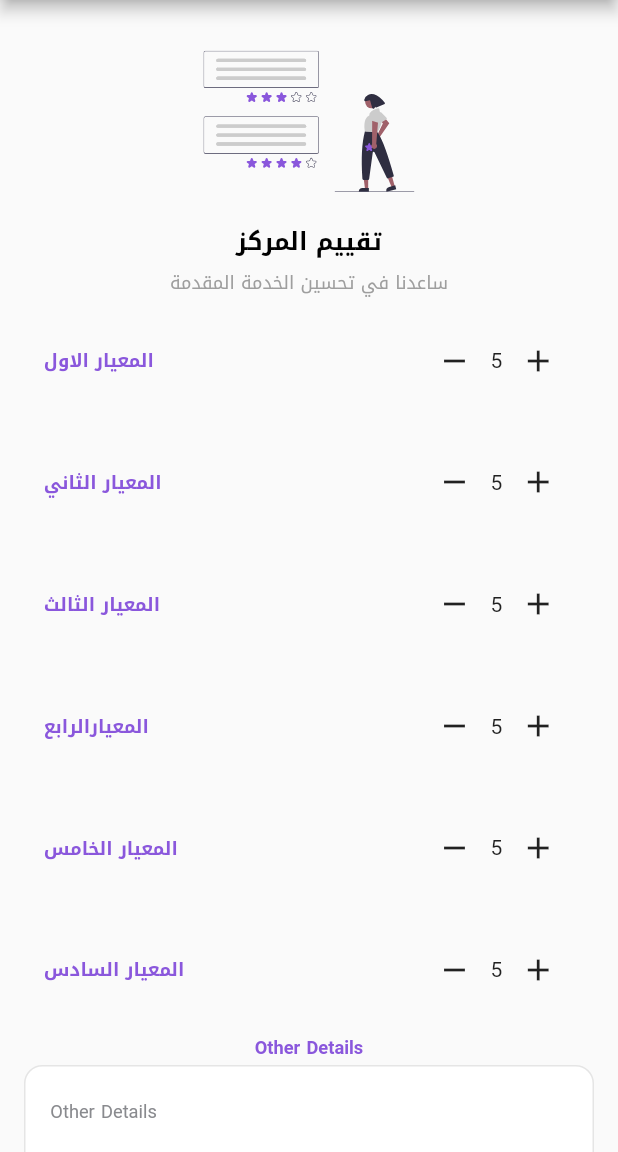
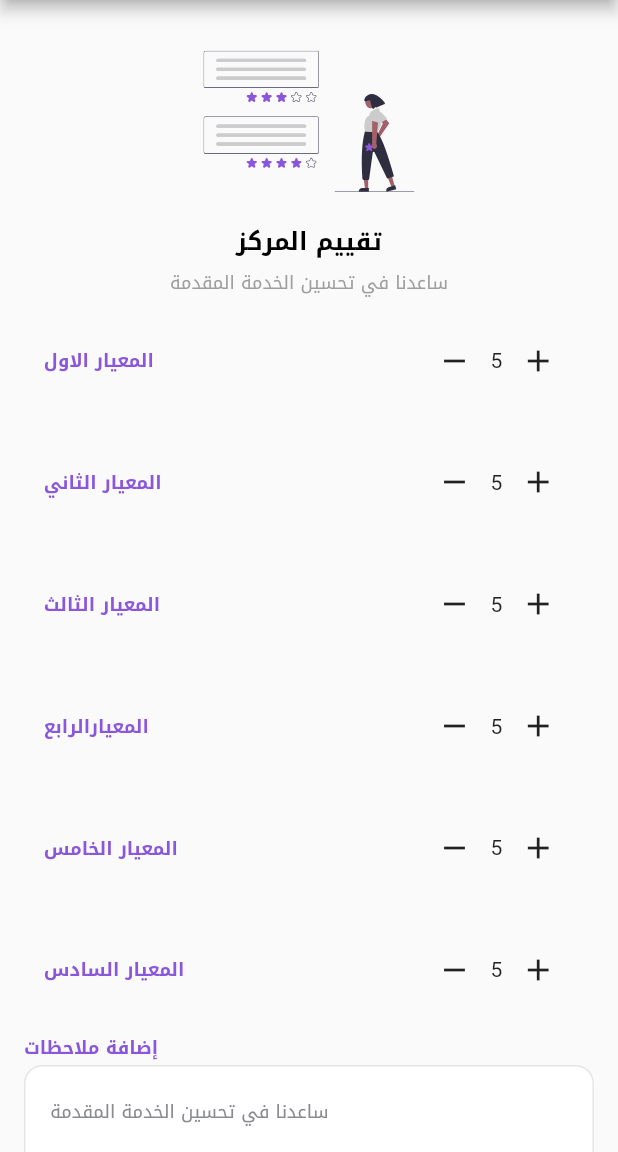
Before and after one commit to AhmadMAbuGhali/future_heroes_tablet, a Flutter app: the CenterEvaluation screen opened by its route, on a phone screen of 412 x 824 dp, the part 84-1236 px from its top. Run offline on Flutter 3.47's test engine with Material 2 defaults, Android fonts, the light colour scheme and no system bars; our stand-ins replace easy_localization, expandable, flutter_screenutil, flutter_svg, get, get_storage and 2 more; missing offline and left inert: ddlog, enhance_stepper; accounts and stored records are empty; project files that could hold a hidden picture were left out.

Commit message:
ready 0.80%

```diff
--- a/lib/pages/CenterEvaluation.dart
+++ b/lib/pages/CenterEvaluation.dart
@@ -52,12 +52,16 @@ class CenterEvaluation extends StatelessWidget {
                     PlusWidget(title: 'المعيارالرابع'),
                     PlusWidget(title: 'المعيار الخامس'),
                     PlusWidget(title: 'المعيار السادس'),
-                    Text('otherDetails'.tr,
-                        style: TextStyle(
-                          fontSize: 12.sp,
-                          color: ColorManager.primary,
-                          fontWeight: FontWeight.bold,
-                        )),
+                    Row(
+                      children: [
+                        Text('إضافة ملاحظات',
+                            style: TextStyle(
+                              fontSize: 12.sp,
+                              color: ColorManager.primary,
+                              fontWeight: FontWeight.bold,
+                            )),
+                      ],
+                    ),
                     TextField(
                       keyboardType: TextInputType.multiline,
                       maxLines: 8,
@@ -66,7 +70,7 @@ class CenterEvaluation extends StatelessWidget {
                         filled: true,
                         contentPadding: EdgeInsets.symmetric(
                             horizontal: 16.w, vertical: 14.h),
-                        hintText: 'otherDetails'.tr,
+                        hintText: 'ساعدنا في تحسين الخدمة المقدمة',
                         hintStyle: getRegularStyle(
                             color: ColorManager.otpDesc,
                             fontSize: FontSize.s12),
--- a/lib/pages/CoachEvaluation.dart
+++ b/lib/pages/CoachEvaluation.dart
@@ -119,7 +119,7 @@ class _CoachEvaluationState extends State<CoachEvaluation> {
                           padding: EdgeInsets.symmetric(horizontal: 12.w),
                           child: Row(
                             children: [
-                              Text('otherDetails'.tr,
+                              Text('إضافة ملاحظات',
                                   style: TextStyle(
                                     fontSize: 12.sp,
                                     color: ColorManager.primary,
@@ -136,7 +136,7 @@ class _CoachEvaluationState extends State<CoachEvaluation> {
                             filled: true,
                             contentPadding: EdgeInsets.symmetric(
                                 horizontal: 16.w, vertical: 14.h),
-                            hintText: 'otherDetails'.tr,
+                            hintText: 'ساعدنا في تحسين الخدمة المقدمة',
                             hintStyle: getRegularStyle(
                                 color: ColorManager.otpDesc,
                                 fontSize: FontSize.s12),
--- a/lib/pages/drower.dart
+++ b/lib/pages/drower.dart
@@ -47,6 +47,9 @@ class DrowerWidget extends StatelessWidget {
           ListTile(
             leading: Icon(Icons.feedback),
             title: Text('ساعدنا لتقديم خدمة افضل'),
+            onTap: () {
+              Get.toNamed(RouteHelper.feedBack);
+            },
           ),
         ],
       ),
--- a/lib/routes/route_helper.dart
+++ b/lib/routes/route_helper.dart
@@ -1,5 +1,6 @@
 import 'package:future_heroes_tablet/pages/CenterEvaluation.dart';
 import 'package:future_heroes_tablet/pages/CoachEvaluation.dart';
+import 'package:future_heroes_tablet/pages/feedback.dart';
 import 'package:future_heroes_tablet/pages/homepage.dart';
 import 'package:get/get.dart';
 
@@ -7,10 +8,12 @@ class RouteHelper {
   static const String homePage = "/homePage";
   static const String coachEvaluation = "/coachEvaluation";
   static const String centerEvaluation = "/centerEvaluation";
+  static const String feedBack = "/feedBack";
 
   static String getHomePage() => '$homePage';
   static String getCoachEvaluation() => '$coachEvaluation';
   static String getCenterEvaluation() => '$centerEvaluation';
+  static String getFeedBack() => '$feedBack';
 
   static List<GetPage> routes = [
     GetPage(
@@ -31,5 +34,11 @@ class RouteHelper {
         return CenterEvaluation();
       },
     ),
+    GetPage(
+      name: feedBack,
+      page: () {
+        return FeedBack();
+      },
+    ),
   ];
 }
```
Also changed, not shown: lib/pages/feedback.dart (+15 -6 lines), lib/widgets/custom_text_feild.dart (+35 -24 lines).
